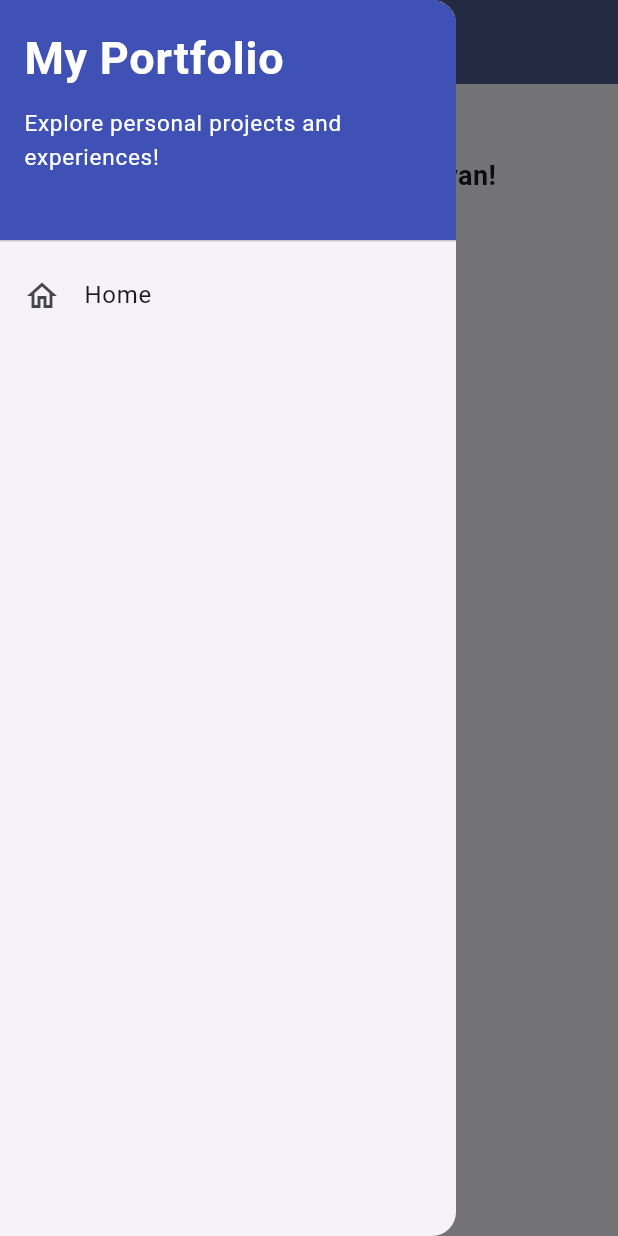
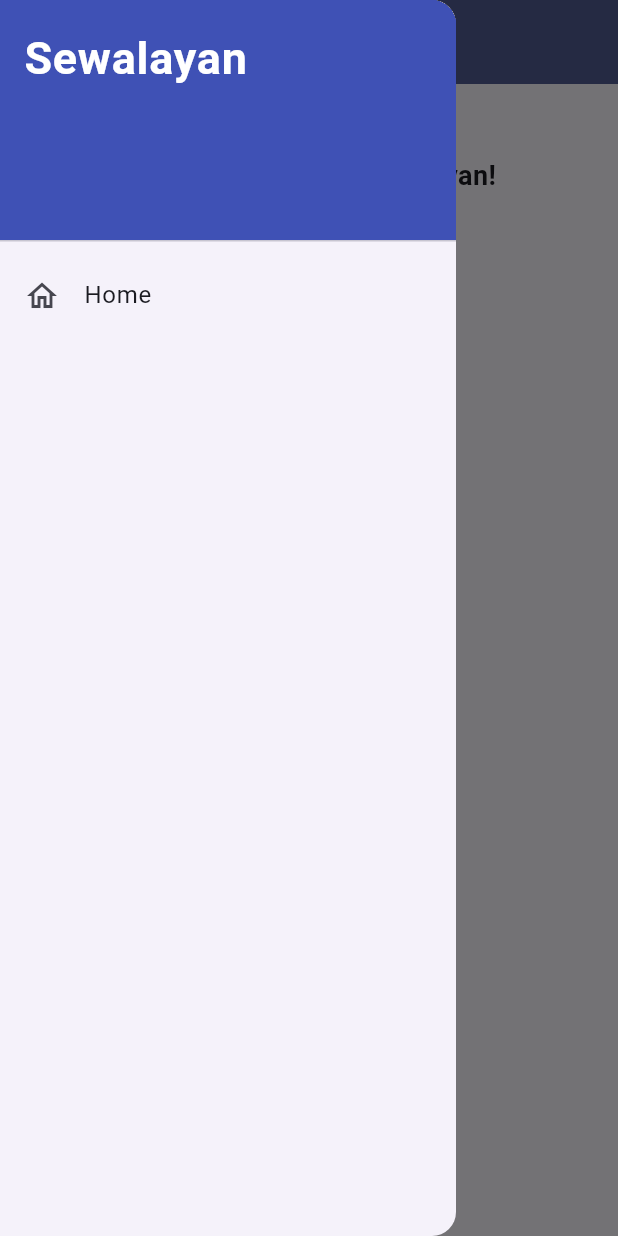
Before and after one commit to PBP-E-10/sewalayan_mobile, a Flutter app: the screen it shows after launch, with the side drawer open, on a phone screen of 412 x 824 dp. Run offline on Flutter 3.47's test engine with Material 3 defaults, Android fonts, the phone set to English and light mode, and no system bars; our stand-ins replace material_ui.

Commit message:
fix: hapus artefak copy paste yang tidak disengaja

```diff
--- a/lib/core/widgets/left_drawer.dart
+++ b/lib/core/widgets/left_drawer.dart
@@ -15,17 +15,12 @@ class LeftDrawer extends StatelessWidget {
               crossAxisAlignment: CrossAxisAlignment.start,
               children: [
                 Text(
-                  'My Portfolio',
+                  'Sewalayan',
                   style: TextStyle(
                     fontSize: 30,
                     fontWeight: FontWeight.bold,
                     color: Colors.white,
                   ),
-                ),
-                SizedBox(height: 10),
-                Text(
-                  'Explore personal projects and experiences!',
-                  style: TextStyle(fontSize: 15, color: Colors.white),
                 ),
               ],
             ),
@@ -33,7 +28,7 @@ class LeftDrawer extends StatelessWidget {
           ListTile(
             leading: const Icon(Icons.home_outlined),
             title: const Text('Home'),
-            // Navigasi ke halaman utama portofolio
+            // Navigasi ke halaman utama
             onTap: () {
               Navigator.pushReplacement(
                 context,
```
